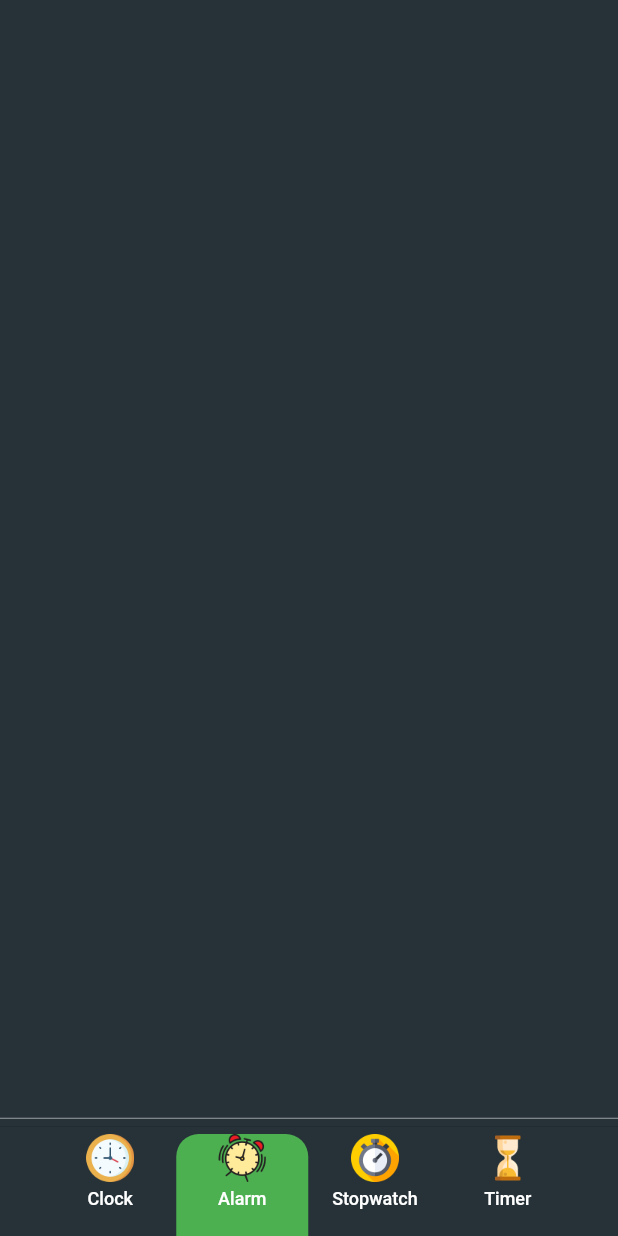
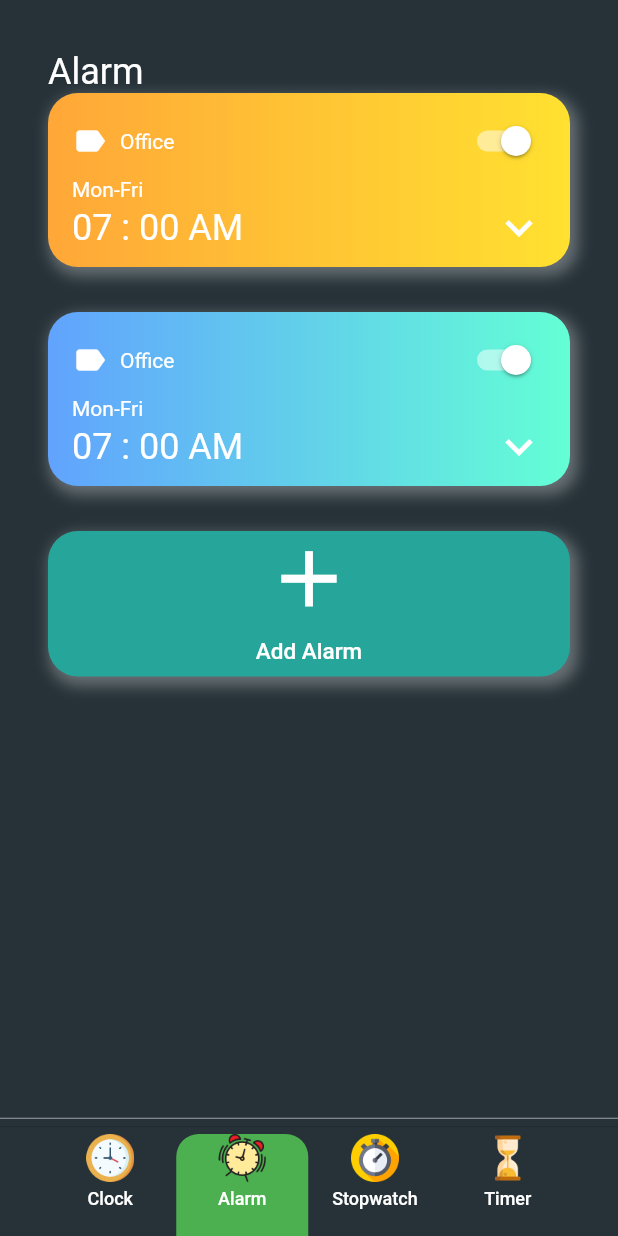
Before and after one commit to m-tanik/flutter-clock, a Flutter app: the screen it shows after launch, item 2 of the bottom bar chosen, on a phone screen of 412 x 824 dp. Run offline on Flutter 3.47's test engine with Material 2 defaults, Android fonts, the phone set to English and light mode, and no system bars.

Commit message:
Alarm page Listview Ui design

```diff
--- /dev/null
+++ b/lib/alarmpage.dart
@@ -0,0 +1,146 @@
+// import 'dart:html';
+
+import 'package:clock_app/data.dart';
+import 'package:flutter/cupertino.dart';
+import 'package:flutter/material.dart';
+
+class AlarmPage extends StatefulWidget {
+  @override
+  _AlarmPageState createState() => _AlarmPageState();
+}
+
+class _AlarmPageState extends State<AlarmPage> {
+  @override
+  Widget build(BuildContext context) {
+    return Container(
+      padding: EdgeInsets.symmetric(horizontal: 32, vertical: 34),
+      child: Column(
+        crossAxisAlignment: CrossAxisAlignment.start,
+        mainAxisAlignment: MainAxisAlignment.center,
+        children: [
+          Text(
+            'Alarm',
+            style: TextStyle(color: Colors.white, fontSize: 24.0),
+          ),
+          Expanded(
+            child: ListView(
+              children: alarms.map((alarm) {
+                return Container(
+                  margin: EdgeInsets.only(bottom: 30),
+                  padding: EdgeInsets.symmetric(horizontal: 16, vertical: 8),
+                  decoration: BoxDecoration(
+                    borderRadius: BorderRadius.all(
+                      Radius.circular(20),
+                    ),
+                    gradient: LinearGradient(
+                      colors: alarm.gradientColor,
+                      begin: Alignment.centerLeft,
+                      end: Alignment.centerRight,
+                    ),
+                    boxShadow: [
+                      BoxShadow(
+                        color: Colors.white24.withOpacity(0.3),
+                        blurRadius: 8,
+                        offset: Offset(3, 4),
+                        spreadRadius: 2,
+                      ),
+                    ],
+                  ),
+                  child: Column(
+                    crossAxisAlignment: CrossAxisAlignment.start,
+                    children: [
+                      Row(
+                        mainAxisAlignment: MainAxisAlignment.spaceBetween,
+                        children: [
+                          Row(
+                            children: [
+                              Icon(
+                                Icons.label,
+                                color: Colors.white,
+                                size: 24,
+                              ),
+                              SizedBox(
+                                width: 8,
+                              ),
+                              Text(
+                                'Office',
+                                style: TextStyle(color: Colors.white),
+                              ),
+                            ],
+                          ),
+                          Switch(
+                            value: true,
+                            onChanged: (bool value) {},
+                            activeColor: Colors.white,
+                          ),
+                        ],
+                      ),
+                      Text(
+                        'Mon-Fri',
+                        style: TextStyle(color: Colors.white),
+                      ),
+                      Row(
+                        mainAxisAlignment: MainAxisAlignment.spaceBetween,
+                        children: [
+                          Text(
+                            '07 : 00 AM',
+                            style:
+                                TextStyle(color: Colors.white, fontSize: 24.0),
+                          ),
+                          Icon(
+                            Icons.keyboard_arrow_down,
+                            size: 36,
+                            color: Colors.white,
+                          ),
+                        ],
+                      ),
+                    ],
+                  ),
+                );
+              }).followedBy([
+                Container(
+                  decoration: BoxDecoration(
+                    borderRadius: BorderRadius.all(
+                      Radius.circular(20),
+                    ),
+                    boxShadow: [
+                      BoxShadow(
+                        color: Colors.white24.withOpacity(0.3),
+                        blurRadius: 8,
+                        offset: Offset(3, 4),
+                        spreadRadius: 2,
+                      ),
+                    ],
+                    color: Colors.teal[400],
+                  ),
+                  child: FlatButton(
+                    onPressed: () {},
+                    child: Column(
+                      children: [
+                        Icon(
+                          Icons.add,
+                          size: 63,
+                          color: Colors.white,
+                        ),
+                        SizedBox(
+                          height: 8,
+                        ),
+                        Text(
+                          'Add Alarm',
+                          style: TextStyle(fontSize: 15, color: Colors.white),
+                        ),
+                        SizedBox(
+                          height: 8,
+                        ),
+                      ],
+                    ),
+                  ),
+                ),
+              ]).toList(),
+            ),
+          ),
+        ],
+      ),
+    );
+  }
+}
--- a/lib/data.dart
+++ b/lib/data.dart
@@ -1,6 +1,8 @@
 import 'package:clock_app/enums.dart';
 
 import 'menu_info.dart';
+import 'alarm_info.dart';
+import 'theme.dart';
 
 List<MenuInfo> menuItems = [
   MenuInfo(
@@ -24,3 +26,18 @@ List<MenuInfo> menuItems = [
     imageSource: 'assets/timer.png',
   ),
 ];
+
+List<AlarmInfo> alarms = [
+  AlarmInfo(
+      DateTime.now().add(
+        Duration(hours: 1),
+      ),
+      description: 'Office',
+      gradientColor: GradientColors.mango),
+  AlarmInfo(
+      DateTime.now().add(
+        Duration(hours: 2),
+      ),
+      description: 'Sport',
+      gradientColor: GradientColors.sea),
+];
--- a/lib/homepage.dart
+++ b/lib/homepage.dart
@@ -1,10 +1,13 @@
-import 'package:clock_app/clock_page.dart';
 import 'package:clock_app/enums.dart';
 import 'package:clock_app/menu_info.dart';
 import 'package:flutter/material.dart';
 import 'package:intl/intl.dart';
 import 'package:provider/provider.dart';
 import 'data.dart';
+import 'clockpage.dart';
+import 'alarmpage.dart';
+import 'stopwatch_page.dart';
+import 'timer_page.dart';
 
 class HomePage extends StatefulWidget {
   @override
@@ -14,15 +17,6 @@ class HomePage extends StatefulWidget {
 class _HomePageState extends State<HomePage> {
   @override
   Widget build(BuildContext context) {
-    var now = DateTime.now();
-    var formattedTime = DateFormat('HH:mm').format(now);
-    var formattedDate = DateFormat('EEE, d MMM').format(now);
-    var timezoneString = now.timeZoneOffset.toString().split('.').first;
-    var offsetSign = '';
-    if (!timezoneString.startsWith('-')) {
-      offsetSign = '+';
-    }
-    print(timezoneString);
     return Scaffold(
       backgroundColor: Colors.blueGrey[900],
       body: Column(
@@ -30,89 +24,16 @@ class _HomePageState extends State<HomePage> {
           Expanded(
             child: Consumer<MenuInfo>(
                 builder: (BuildContext context, MenuInfo value, Widget child) {
-              if (value.menuType != MenuType.clock) return Container();
-              return Container(
-                padding: EdgeInsets.symmetric(horizontal: 32, vertical: 34),
-                alignment: Alignment.center,
-                color: Colors.blueGrey[900],
-                child: Column(
-                  crossAxisAlignment: CrossAxisAlignment.start,
-                  children: [
-                    Flexible(
-                      flex: 1,
-                      fit: FlexFit.tight,
-                      child: Text(
-                        'Clock',
-                        style: TextStyle(color: Colors.white, fontSize: 24.0),
-                      ),
-                    ),
-                    Flexible(
-                      flex: 2,
-                      child: Column(
-                        crossAxisAlignment: CrossAxisAlignment.start,
-                        children: [
-                          Text(
-                            formattedTime,
-                            style: TextStyle(color: Colors.white, fontSize: 40),
-                          ),
-                          Text(
-                            formattedDate,
-                            style:
-                                TextStyle(color: Colors.white, fontSize: 17.0),
-                          ),
-                        ],
-                      ),
-                    ),
-                    Flexible(
-                      flex: 7,
-                      fit: FlexFit.tight,
-                      child: Align(
-                        alignment: Alignment.center,
-                        child: ClockView(
-                          size: MediaQuery.of(context).size.height / 3,
-                        ),
-                      ),
-                    ),
-                    Flexible(
-                      flex: 2,
-                      fit: FlexFit.tight,
-                      child: Column(
-                        crossAxisAlignment: CrossAxisAlignment.start,
-                        children: [
-                          Text(
-                            'Timezone',
-                            style:
-                                TextStyle(color: Colors.white, fontSize: 24.0),
-                          ),
-                          SizedBox(
-                            height: 16,
-                          ),
-                          Row(
-                            children: [
-                              Icon(
-                                Icons.language,
-                                color: Colors.white,
-                              ),
-                              SizedBox(
-                                width: 16,
-                              ),
-                              Text(
-                                'UTC ' + offsetSign + timezoneString,
-                                style: TextStyle(
-                                    color: Colors.white, fontSize: 24.0),
-                              ),
-                            ],
-                          ),
-                          // Text(
-                          //   'UTC ' + offsetSign + timezoneString,
-                          //   style: TextStyle(color: Colors.white, fontSize: 24.0),
-                          // ),
-                        ],
-                      ),
-                    ),
-                  ],
-                ),
-              );
+              if (value.menuType == MenuType.clock)
+                return ClockPage();
+              else if (value.menuType == MenuType.alarm)
+                return AlarmPage();
+              else if (value.menuType == MenuType.stopwatch)
+                return StopwatchPage();
+              else if (value.menuType == MenuType.timer)
+                return TimerPage();
+              else
+                return Container();
             }),
           ),
           Divider(
--- a/lib/menu_info.dart
+++ b/lib/menu_info.dart
@@ -1,6 +1,5 @@
 import 'package:clock_app/enums.dart';
 import 'package:flutter/foundation.dart';
-import 'package:provider/provider.dart';
 
 class MenuInfo extends ChangeNotifier {
   MenuType menuType;
```
Also changed, not shown: lib/alarm_info.dart (added, +10 -0 lines), lib/clockpage.dart (added, +103 -0 lines), lib/stopwatch_page.dart (added, +13 -0 lines), lib/theme.dart (added, +12 -0 lines), lib/timer_page.dart (added, +13 -0 lines), lib/clock_view.dart (renamed from lib/clock_page.dart).
